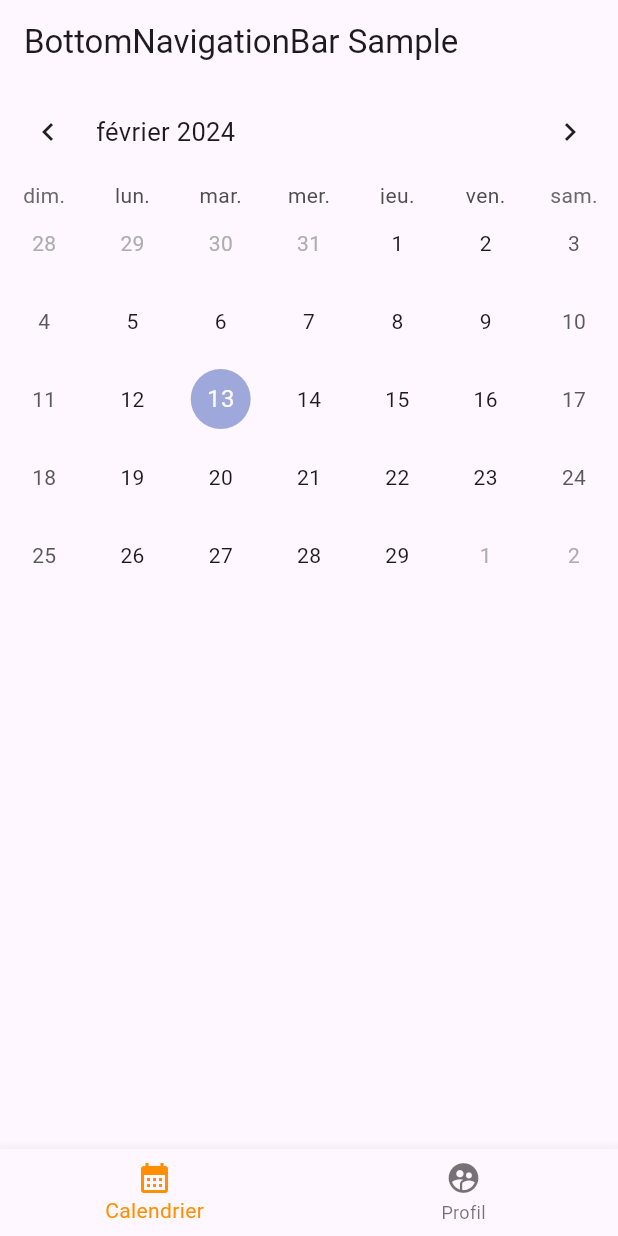
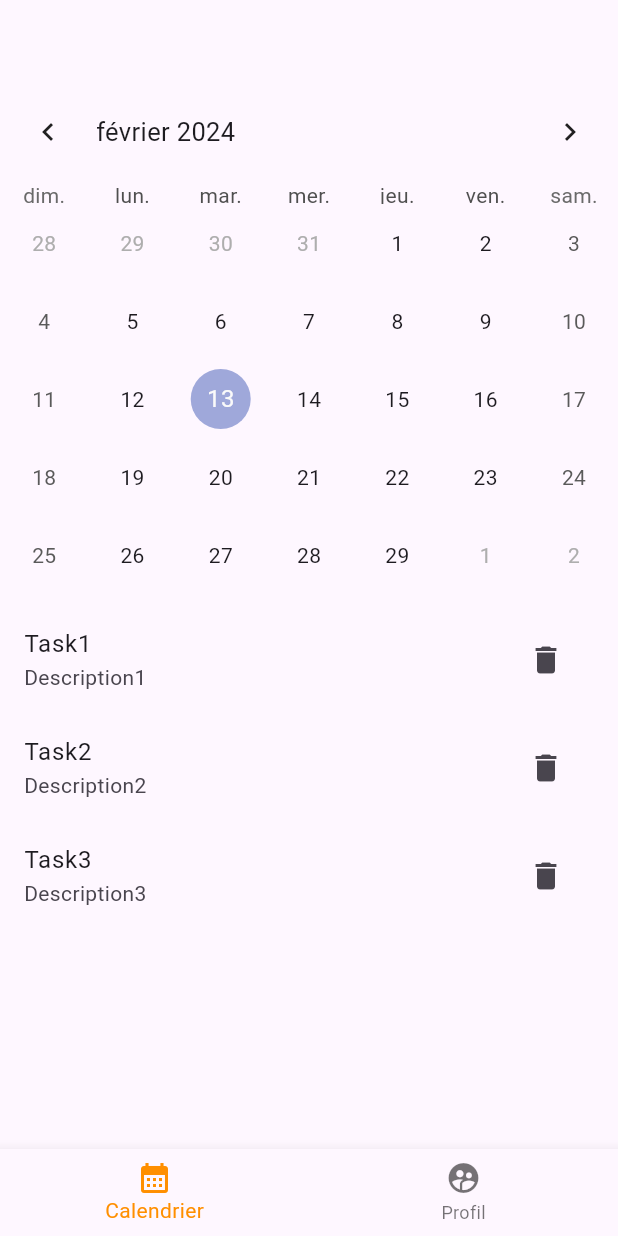
Before and after one commit to RomainG06/TaskView-Calendar, a Flutter app: the screen it shows after launch, on a phone screen of 412 x 824 dp. Run offline on Flutter 3.47's test engine with Material 3 defaults, Android fonts, the phone set to English and light mode, and no system bars; drawn by our look-alikes of table_calendar.

Commit message:
Create TestTasks display under the calendar
add flutter_notification in dependency

```diff
--- a/task_calendar/lib/controller/task_controller.dart
+++ b/task_calendar/lib/controller/task_controller.dart
@@ -1 +1,39 @@
-class TaskController {}
+import 'package:task_calendar/model/task.dart';
+
+class TaskController {
+  // La liste de tâches utilisé dans l'App
+  List<Task> tasks = [];
+
+  // Chargement local de tâche
+  void loadTasks() {
+    tasks = [
+      Task(
+          title: "Task1",
+          description: "Description1",
+          start: DateTime.now(),
+          end: DateTime.now(),
+          date: DateTime.now(),
+          isNotification: false),
+      Task(
+          title: "Task2",
+          description: "Description2",
+          start: DateTime.now(),
+          end: DateTime.now(),
+          date: DateTime.now(),
+          isNotification: false),
+      Task(
+          title: "Task3",
+          description: "Description3",
+          start: DateTime.now(),
+          end: DateTime.now(),
+          date: DateTime.now(),
+          isNotification: false),
+    ];
+  }
+
+  String parseDate(DateTime date) {
+    return "";
+  }
+
+  void sendTaskToServer() {}
+}
--- a/task_calendar/lib/view/calendar.dart
+++ b/task_calendar/lib/view/calendar.dart
@@ -1,5 +1,7 @@
 import 'package:flutter/material.dart';
 import 'package:table_calendar/table_calendar.dart';
+import 'package:task_calendar/controller/task_controller.dart';
+import 'package:task_calendar/model/task.dart';
 
 class CalendarPage extends StatefulWidget {
   const CalendarPage({super.key});
@@ -9,15 +11,53 @@ class CalendarPage extends StatefulWidget {
 }
 
 class _CalendarPageState extends State<CalendarPage> {
+  TaskController controller = TaskController();
+
+  @override
+  void initState() {
+    super.initState();
+    setState(() {
+      controller.loadTasks();
+    });
+  }
+
   @override
   Widget build(BuildContext context) {
-    return TableCalendar(
+    return Column(children: [
+      TableCalendar(
         focusedDay: DateTime.now(),
         firstDay: DateTime.utc(2023, 09, 01),
         lastDay: DateTime.utc(2030, 1, 01),
         locale: ("fr_FR"),
         calendarFormat: CalendarFormat.month,
         headerStyle: const HeaderStyle(formatButtonVisible: false),
+      ),
+      const SizedBox(
+        height: 8,
+      ),
+      controller.tasks.isNotEmpty
+          ? Container(
+              height: MediaQuery.of(context).size.height / 2.5,
+              child: Center(
+                child: ListView.builder(
+                  itemCount: controller.tasks.length,
+                  itemBuilder: (context, index) {
+                    return ListTile(
+                      title: Text(controller.tasks[index].title),
+                      subtitle: Text(controller.tasks[index].description),
+                      trailing: IconButton(
+                        icon: Icon(Icons.delete),
+                        onPressed: () {
+                          /* deleteTask(controller.myTaskList[index]); */
+                        },
+                      ),
+                      /* onTap: () => goToDetails(controller.myTaskList[index]), */
                     );
+                  },
+                ),
+              ),
+            )
+          : Container()
+    ]);
   }
 }
--- a/task_calendar/lib/view/dashboard.dart
+++ b/task_calendar/lib/view/dashboard.dart
@@ -1,4 +1,5 @@
 import 'package:flutter/material.dart';
+import 'package:task_calendar/controller/task_controller.dart';
 import 'package:task_calendar/view/calendar.dart';
 import 'package:task_calendar/view/profil.dart';
 
@@ -11,6 +12,7 @@ class BottomNavBarWidget extends StatefulWidget {
 
 class _BottomNavBarWidgetState extends State<BottomNavBarWidget> {
   int _selectedIndex = 0;
+
   // Initialisation de ma liste de Widget index 0 et 1
   static final List<Widget> _widgetOptions = <Widget>[
     const CalendarPage(),
@@ -28,7 +30,7 @@ class _BottomNavBarWidgetState extends State<BottomNavBarWidget> {
   Widget build(BuildContext context) {
     return Scaffold(
       appBar: AppBar(
-        title: const Text('BottomNavigationBar Sample'),
+        title: const Text(''),
       ),
       body: _widgetOptions.elementAt(_selectedIndex),
       bottomNavigationBar: BottomNavigationBar(
--- a/task_calendar/pubspec.yaml
+++ b/task_calendar/pubspec.yaml
@@ -37,6 +37,7 @@ dependencies:
   cupertino_icons: ^1.0.2
   table_calendar: ^3.1.0
   intl: ^0.19.0
+  flutter_local_notifications: ^16.3.2
 
 dev_dependencies:
   flutter_test:
```
Lines whose indentation alone changed are shown as unchanged.
